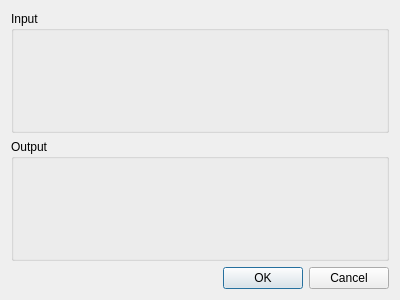
First picture: the form in graphic_interface/UI_Files/SoundDevicesDialog.ui, repository ECMora/SoundLab, before the edit.
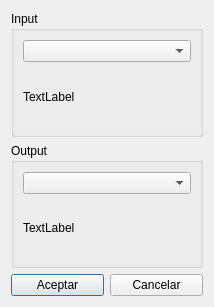
Second picture: the form after the edit.

Commit message:
Add sound device dialog memoize  to save the previous selected elements for the next use
Add play and record excetion handling

Diff of the .ui file:
```diff
--- a/graphic_interface/UI_Files/SoundDevicesDialog.ui
+++ b/graphic_interface/UI_Files/SoundDevicesDialog.ui
@@ -6,8 +6,8 @@
    <rect>
     <x>0</x>
     <y>0</y>
-    <width>400</width>
-    <height>300</height>
+    <width>214</width>
+    <height>307</height>
    </rect>
   </property>
   <property name="windowTitle">
@@ -15,27 +15,73 @@
   </property>
   <layout class="QGridLayout" name="gridLayout">
    <item row="2" column="0">
-    <widget class="QDialogButtonBox" name="buttonBox">
-     <property name="orientation">
-      <enum>Qt::Horizontal</enum>
+    <widget class="QPushButton" name="btonaceptar">
+     <property name="toolTip">
+      <string extracomment="Acepta los cambios realizados"/>
      </property>
-     <property name="standardButtons">
-      <set>QDialogButtonBox::Cancel|QDialogButtonBox::Ok</set>
+     <property name="text">
+      <string>Aceptar</string>
      </property>
+     <property name="checkable">
+      <bool>false</bool>
+     </property>
+     <property name="default">
+      <bool>false</bool>
+     </property>
+     <property name="flat">
+      <bool>false</bool>
+     </property>
     </widget>
    </item>
-   <item row="0" column="0">
+   <item row="2" column="1">
+    <widget class="QPushButton" name="btoncancelar">
+     <property name="toolTip">
+      <string extracomment="Cancelar la operacion"/>
+     </property>
+     <property name="text">
+      <string>Cancelar</string>
+     </property>
+     <property name="default">
+      <bool>false</bool>
+     </property>
+    </widget>
+   </item>
+   <item row="0" column="0" colspan="2">
     <widget class="QGroupBox" name="grpBoxInput">
      <property name="title">
       <string>Input</string>
      </property>
+     <layout class="QVBoxLayout" name="verticalLayout">
+      <item>
+       <widget class="QComboBox" name="inputDevice_cbox"/>
+      </item>
+      <item>
+       <widget class="QLabel" name="inputDevice_lbl">
+        <property name="text">
+         <string>TextLabel</string>
+        </property>
+       </widget>
+      </item>
+     </layout>
     </widget>
    </item>
-   <item row="1" column="0">
+   <item row="1" column="0" colspan="2">
     <widget class="QGroupBox" name="grpBoxOutput">
      <property name="title">
       <string>Output</string>
      </property>
+     <layout class="QVBoxLayout" name="verticalLayout_2">
+      <item>
+       <widget class="QComboBox" name="outputDevice_cbox"/>
+      </item>
+      <item>
+       <widget class="QLabel" name="outputDevice_lbl">
+        <property name="text">
+         <string>TextLabel</string>
+        </property>
+       </widget>
+      </item>
+     </layout>
     </widget>
    </item>
   </layout>
```
Left out of the diff: 26 changed lines with no effect on the pictures. The commit also changes 3 other files.
